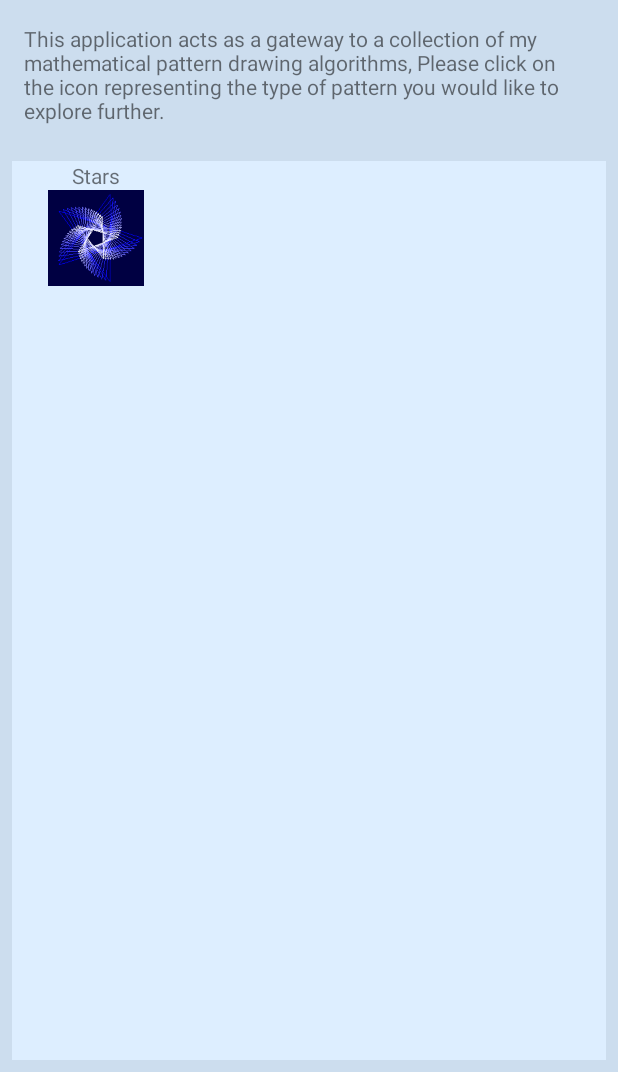
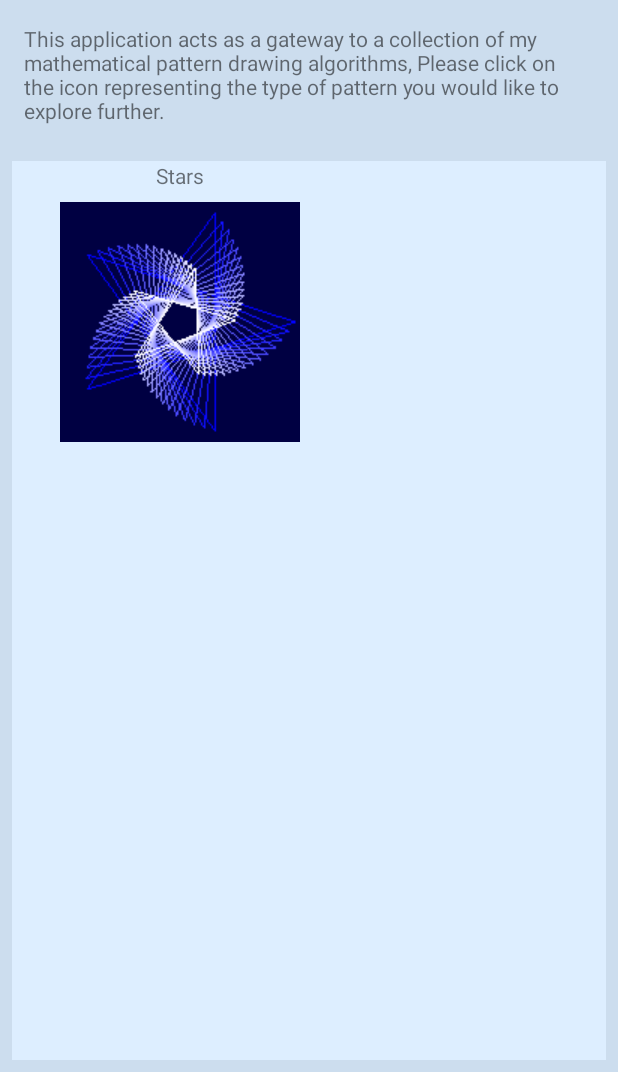
Before and after one commit to EddAardvark/android_app_1, an Android app: the screen it shows after launch (MainActivity), on a phone screen of 412 x 824 dp, the part 164-1236 px from its top. Run offline under Robolectric (Android 15) with nearby library versions, the phone set to English and light mode, and no system bars.

Commit message:
Added border to selected colour mode

```diff
--- a/app/src/main/java/com/activities/MainActivity.java
+++ b/app/src/main/java/com/activities/MainActivity.java
@@ -7,6 +7,7 @@ import android.os.Bundle;
 import android.content.Intent;
 import android.view.View;
 import android.widget.ImageButton;
+import android.widget.ImageView;
 
 import com.example.tutorialapp.R;
 
@@ -17,9 +18,9 @@ public class MainActivity extends AppCompatActivity {
         super.onCreate(savedInstanceState);
         setContentView(R.layout.activity_main);
 
-        ImageButton button = (ImageButton) findViewById(R.id.button_stars);
+        ImageView stars = (ImageView) findViewById(R.id.button_stars);
 
-        button.setOnClickListener(new ActivityMain());
+        stars.setOnClickListener(new ActivityMain());
     }
 
     private void showStars() {
--- a/app/src/main/res/layout/activity_main.xml
+++ b/app/src/main/res/layout/activity_main.xml
@@ -44,17 +44,17 @@
             app:layout_constraintStart_toStartOf="@+id/button_stars"
             app:layout_constraintTop_toTopOf="parent" />
 
-        <ImageButton
+        <ImageView
             android:id="@+id/button_stars"
-            android:layout_width="64dp"
-            android:layout_height="64dp"
-            android:layout_marginStart="24dp"
-            android:layout_marginLeft="24dp"
-            android:background="@android:color/transparent"
-            android:scaleType="fitCenter"
+            android:layout_width="wrap_content"
+            android:layout_height="wrap_content"
+            android:layout_marginStart="32dp"
+            android:layout_marginLeft="@dimen/spacing_medium"
+            android:layout_marginTop="@dimen/spacing_medium"
+            android:src="@drawable/star2"
             app:layout_constraintStart_toStartOf="parent"
             app:layout_constraintTop_toBottomOf="@+id/label_stars"
-            app:srcCompat="@drawable/star2" />
+            android:contentDescription="@string/star_applet_button" />
 
     </androidx.constraintlayout.widget.ConstraintLayout>
 
--- a/app/src/main/res/values/dimens.xml
+++ b/app/src/main/res/values/dimens.xml
@@ -2,4 +2,7 @@
 <resources>
     <dimen name="spacing_medium">8dp</dimen>
     <dimen name="fab_margin">16dp</dimen>
+    <dimen name="selection_corner">4dp</dimen>
+    <dimen name="selection_padding">4dp</dimen>
+    <dimen name="selection_width">2dp</dimen>
 </resources>
--- a/app/src/main/res/values/strings.xml
+++ b/app/src/main/res/values/strings.xml
@@ -77,4 +77,6 @@
     <string name="both_colour_description">Colours advance half way and then retreat</string>
     <string name="title_activity_an">AnActivity</string>
     <string name="alternate_colour_description">Colours alternate around the star</string>
+    <string name="stars_image_text">This is where the stars are drawn</string>
+    <string name="star_applet_button">Click here to enter the star drawing screen</string>
 </resources>
```
Also changed, not shown: app/src/main/java/com/patterns/StarBasicSettings.java (+39 -12 lines), app/src/main/res/drawable/selection_border.xml (added, +16 -0 lines), app/src/main/res/layout/activity_an.xml (deleted, +0 -32 lines), app/src/main/res/layout/star_settings_pattern.xml (+9 -20 lines), app/src/main/res/layout/stars_pattern_activity.xml (+13 -12 lines).
